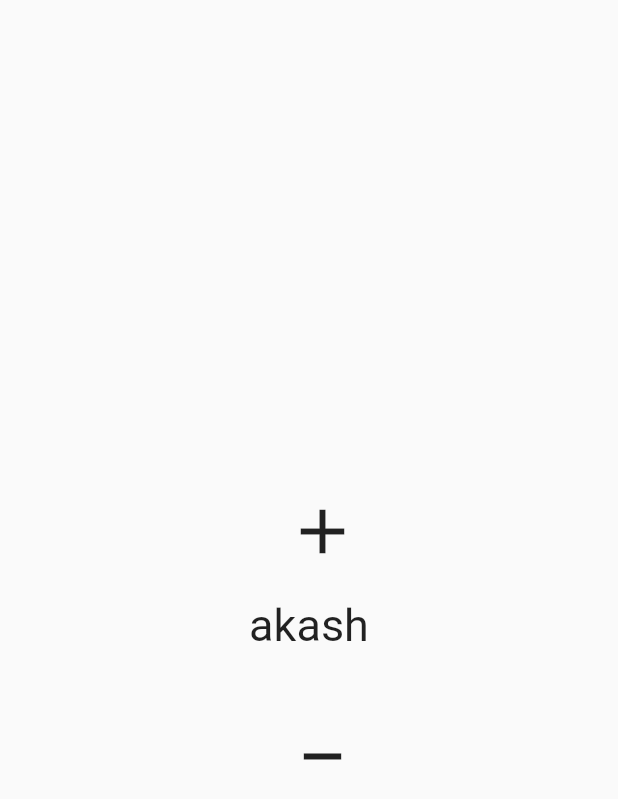
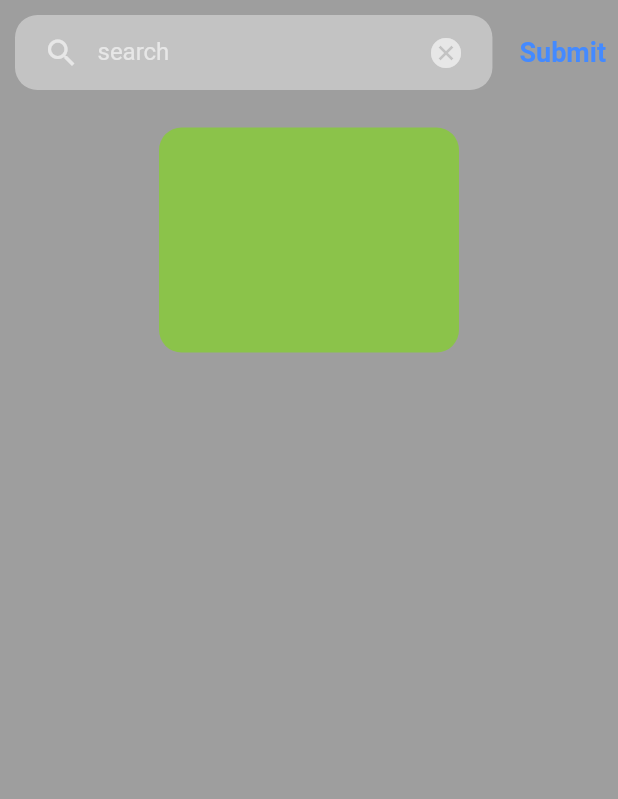
Before and after one commit to Akkash1212/flutterclass, a Flutter app: the screen it shows after launch, on a phone screen of 412 x 824 dp. Shown: the top 799 px of the screen. Run offline on Flutter 3.47's test engine with Material 2 defaults, Android fonts, the light colour scheme and no system bars; missing offline and left inert: dart:ffi, dart:html.

Commit message:
controller

```diff
--- a/lib/main.dart
+++ b/lib/main.dart
@@ -23,6 +23,7 @@ import 'list_view/tsk3.dart';
 import 'buttons/tsk5.dart';
 import 'list_view/txt4Container.dart';
 import 'stack.dart';
+import 'text_controller/controller.dart';
 import 'uiDesign/design2.dart';
 import 'uiDesign/design3.dart';
 import 'iceCreaamPage/page1.dart';
@@ -44,7 +45,7 @@ class Myapp extends StatelessWidget {
       ],
       child: MaterialApp(
         debugShowCheckedModeBanner: false,
-        home: Counter(),
+        home: Controller(),
       ),
     );
   }
--- /dev/null
+++ b/lib/text_controller/controller.dart
@@ -0,0 +1,98 @@
+import 'package:flutter/material.dart';
+
+class Controller extends StatefulWidget {
+  Controller({super.key});
+
+  @override
+  State<Controller> createState() => _ControllerState();
+}
+
+class _ControllerState extends State<Controller> {
+  TextEditingController namecontroller = TextEditingController();
+  List<String> names = [];
+
+  @override
+  Widget build(BuildContext context) {
+    return Scaffold(
+      backgroundColor: Colors.grey,
+      body: SafeArea(
+        child: Column(children: [
+          Row(
+            children: [
+              Expanded(
+                child: Container(
+                    margin: EdgeInsets.symmetric(horizontal: 10, vertical: 10),
+                    padding: EdgeInsets.symmetric(horizontal: 5),
+                    alignment: Alignment.center,
+                    height: 50,
+                    decoration: BoxDecoration(
+                        border: Border.all(width: 2, color: Colors.transparent),
+                        borderRadius: BorderRadius.circular(15),
+                        color: Colors.white38),
+                    child: TextField(
+                      controller: namecontroller,
+                      decoration: InputDecoration(
+                          border: InputBorder.none,
+                          hintText: 'search',
+                          prefixIcon: Icon(
+                            Icons.search,
+                            color: Colors.white60,
+                          ),
+                          suffixIcon: GestureDetector(
+                            onTap: () {
+                              namecontroller.clear();
+                            },
+                            child: Icon(
+                              Icons.cancel,
+                              color: Colors.white60,
+                            ),
+                          ),
+                          hintStyle: TextStyle(
+                            color: Colors.white60,
+                          )),
+                    )),
+              ),
+              Container(
+                child: TextButton(
+                  style: ButtonStyle(
+                    foregroundColor:
+                        MaterialStateProperty.all(Colors.blueAccent),
+                  ),
+                  onPressed: () {
+                    names.add(namecontroller.text);
+                    namecontroller.clear();
+                    setState(() {});
+                  },
+                  child: const Text(
+                    'Submit',
+                    style: TextStyle(fontWeight: FontWeight.bold, fontSize: 18),
+                  ),
+                ),
+              ),
+            ],
+          ),
+          Container(
+            padding: const EdgeInsets.symmetric(horizontal: 15, vertical: 15),
+            margin: const EdgeInsets.symmetric(horizontal: 15, vertical: 15),
+            height: 150,
+            width: 200,
+            decoration: BoxDecoration(
+              color: Colors.lightGreen,
+              borderRadius: BorderRadius.circular(15),
+            ),
+            child: SingleChildScrollView(
+              child: Column(
+                  children: names.map((values) {
+                return Text(
+                  values,
+                  style: const TextStyle(
+                      fontSize: 18, fontWeight: FontWeight.bold),
+                );
+              }).toList()),
+            ),
+          ),
+        ]),
+      ),
+    );
+  }
+}
```
